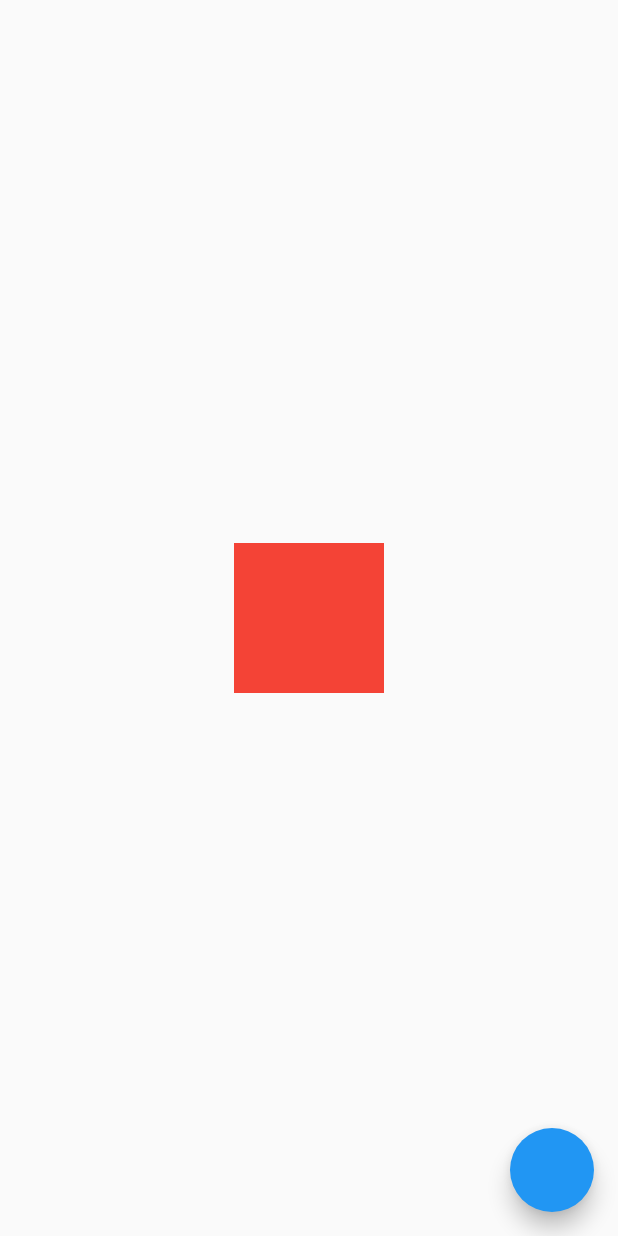
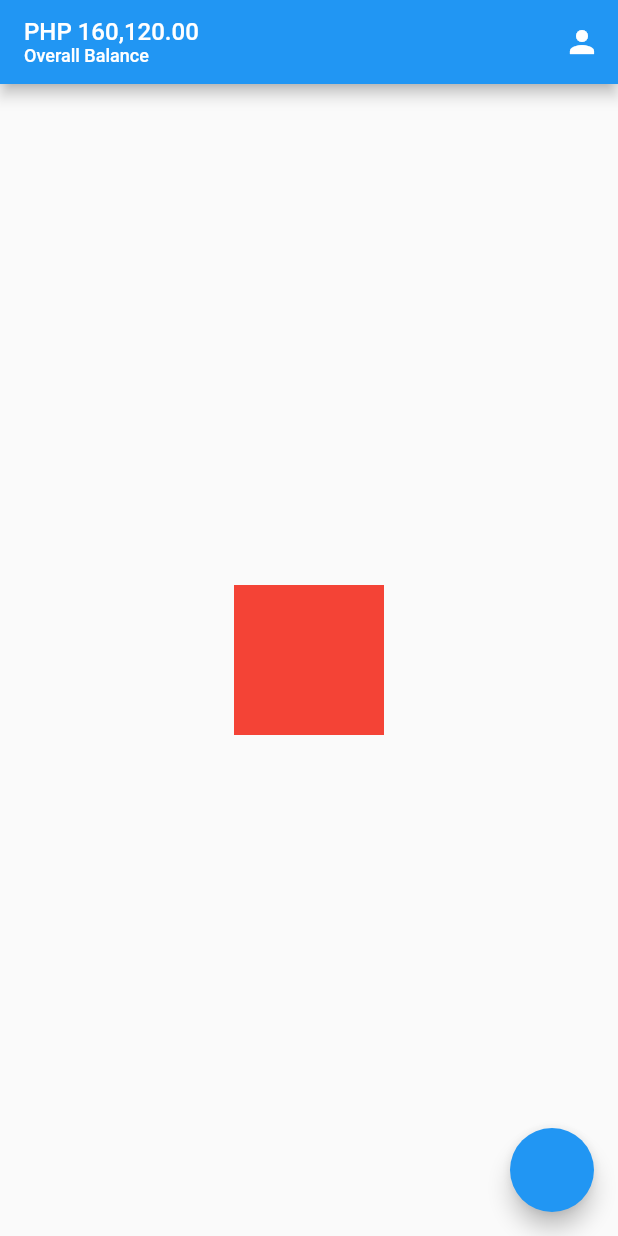
Before and after one commit to joneldominic/personal-finance-management-app, a Flutter app: the HomeView screen opened by its route, on a phone screen of 412 x 824 dp. Run offline on Flutter 3.47's test engine with Material 2 defaults, Android fonts, the phone set to English and light mode, and no system bars; our stand-ins replace freezed_annotation, logger, stacked, stacked_core, stacked_services; generated files the repository leaves out were written again.

Commit message:
Added custom AppBar

```diff
--- /dev/null
+++ b/lib/ui/components/main_app_bar.dart
@@ -0,0 +1,43 @@
+import 'package:flutter/material.dart';
+
+class MainAppBar extends StatelessWidget with PreferredSizeWidget {
+  const MainAppBar({
+    Key? key,
+  }) : super(key: key);
+
+  @override
+  Size get preferredSize => const Size.fromHeight(56);
+
+  @override
+  Widget build(BuildContext context) {
+    return AppBar(
+      automaticallyImplyLeading: false,
+      title: Column(
+        crossAxisAlignment: CrossAxisAlignment.start,
+        children: const [
+          Text(
+            "PHP 160,120.00",
+            style: TextStyle(fontSize: 16),
+          ),
+          Text(
+            "Overall Balance",
+            style: TextStyle(fontSize: 12),
+          ),
+        ],
+      ),
+      actions: <Widget>[
+        IconButton(
+          icon: const Icon(Icons.person),
+          tooltip: 'Go to Profile',
+          onPressed: () {
+            ScaffoldMessenger.of(context).showSnackBar(
+              const SnackBar(
+                content: Text('Should go to Profile Screen'),
+              ),
+            );
+          },
+        ),
+      ],
+    );
+  }
+}
--- a/lib/ui/views/home/home_view.dart
+++ b/lib/ui/views/home/home_view.dart
@@ -1,4 +1,5 @@
 import 'package:flutter/material.dart';
+import 'package:personal_finance_management_app/ui/components/main_app_bar.dart';
 import 'package:stacked/stacked.dart';
 
 import 'home_viewmodel.dart';
@@ -15,10 +16,12 @@ class HomeView extends StatelessWidget {
   @override
   Widget build(BuildContext context) {
     return ViewModelBuilder<HomeViewModel>.reactive(
+      viewModelBuilder: () => HomeViewModel(),
       builder: (context, model, child) => Scaffold(
         floatingActionButton: FloatingActionButton(
           onPressed: model.doSomething,
         ),
+        appBar: const MainAppBar(),
         body: Center(
             child: Container(
           color: Colors.red,
@@ -26,7 +29,6 @@ class HomeView extends StatelessWidget {
           width: 100,
         )),
       ),
-      viewModelBuilder: () => HomeViewModel(),
     );
   }
 }
```
Also changed, not shown: lib/ui/components/info.txt (deleted).
